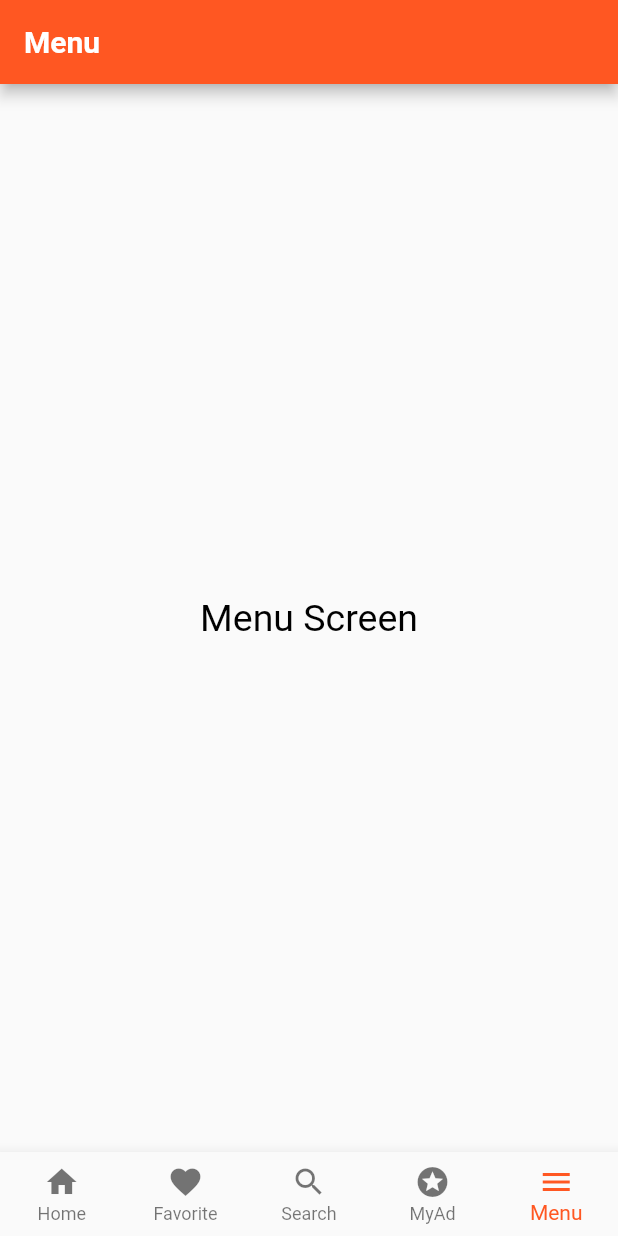
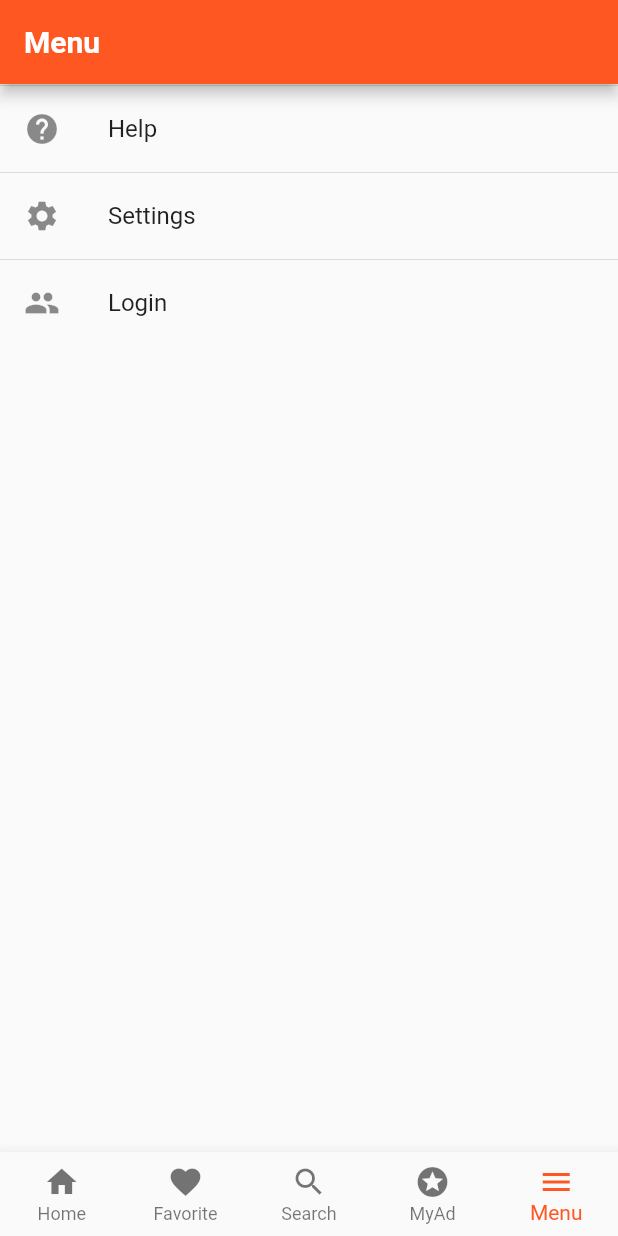
Before and after one commit to ABDERRAOUFMERAZKA/Cest_Pret_De_Chez_Vous, a Flutter app: the screen it shows after launch, item 5 of the bottom bar chosen, on a phone screen of 412 x 824 dp. Run offline on Flutter 3.47's test engine with Material 2 defaults, Android fonts, the phone set to English and light mode, and no system bars; Roboto replaces fonts that are missing (GlacialIndifference).

Commit message:
update home and menu

```diff
--- a/lib/src/Menu/Menu.dart
+++ b/lib/src/Menu/Menu.dart
@@ -1,25 +1,53 @@
 import 'package:flutter/material.dart';
 
-import '../../styles.dart';
-
 class Menu extends StatelessWidget {
+  final bool _isUserConnected = false;
   @override
   Widget build(BuildContext context) {
-    return Scaffold(
-      body: Container(
-          child: Column(
-              mainAxisAlignment: MainAxisAlignment.center,
-              crossAxisAlignment: CrossAxisAlignment.center,
-              children: <Widget>[
-                Row(
-                  mainAxisAlignment: MainAxisAlignment.center,
-                  children: <Widget>[
-                    Text('Menu Screen', textAlign: TextAlign.start, style: Styles.headerLarge),
-                  ],
-                )
-              ]
-          )
-      ),
-    );
+    return ListView(
+            padding: EdgeInsets.zero,
+            children: <Widget>[
+              if(_isUserConnected)UserAccountsDrawerHeader(
+                accountName: Text('UserName'),
+                accountEmail: Text('userMail@gmail.com'),
+                currentAccountPicture:
+                Image.network('http://icons.iconarchive.com/icons/icons8/android/512/Users-User-icon.png'),
+                decoration: BoxDecoration(color: Colors.deepOrange),
+              ),
+              if(_isUserConnected)ListTile(
+                leading: Icon(Icons.history),
+                title: Text('Historique'),
+                onTap: () { /* ... */ },
+              ),
+              Divider(
+                height: 2.0,
+              ),
+              ListTile(
+                leading: Icon(Icons.help),
+                title: Text('Help'),
+                onTap: () { /* ... */ },
+              ),
+              Divider(
+                height: 2.0,
+              ),
+              ListTile(
+                leading: Icon(Icons.settings),
+                title: Text('Settings'),
+                onTap: () { /* ... */ },
+              ),
+              Divider(
+                height: 2.0,
+              ),
+              _isUserConnected ? ListTile(
+                leading: Icon(Icons.exit_to_app),
+                title: Text('Logout'),
+                onTap: () { /* ... */ },
+              ) : ListTile(
+                leading: Icon(Icons.people),
+                title: Text('Login'),
+                onTap: () { /* ... */ },
+              )
+            ],
+          );
   }
 }
--- a/pubspec.yaml
+++ b/pubspec.yaml
@@ -14,7 +14,7 @@ description: A new Flutter project.
 version: 1.0.0+1
 
 environment:
-    sdk: '>=2.1.0 <3.0.0'
+  sdk: ">=2.2.2 <3.0.0"
 
 dependencies:
     flutter:
```
Also changed, not shown: lib/src/Home/home.dart (+30 -15 lines), firebase.json (added), 3 other files.
